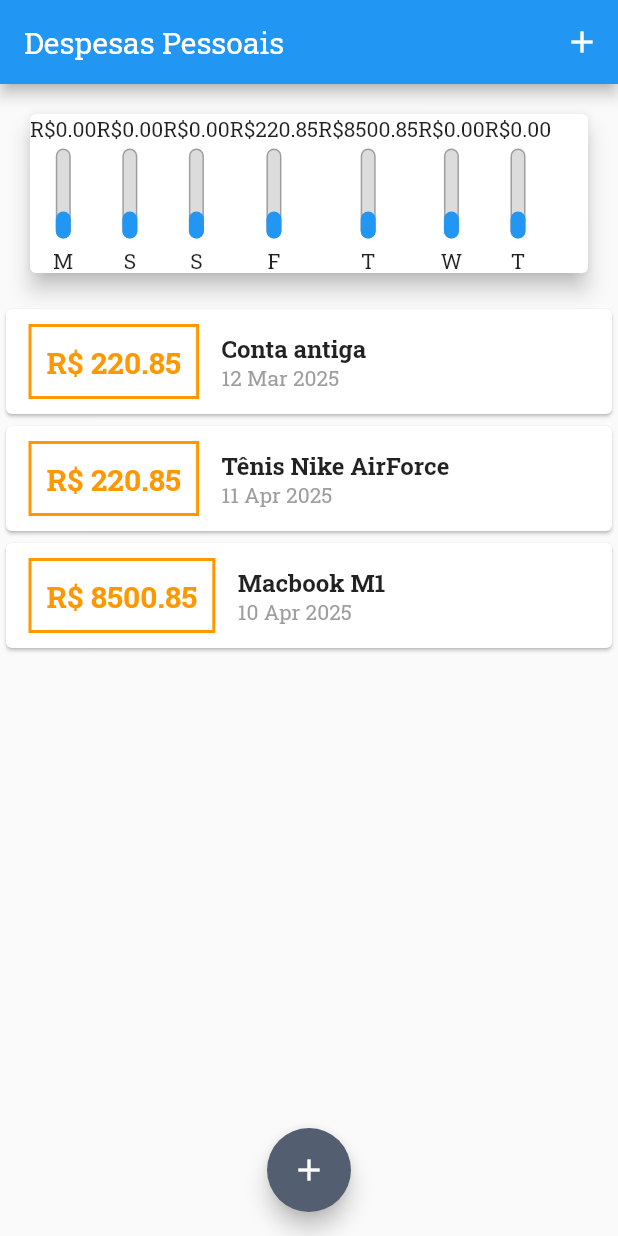
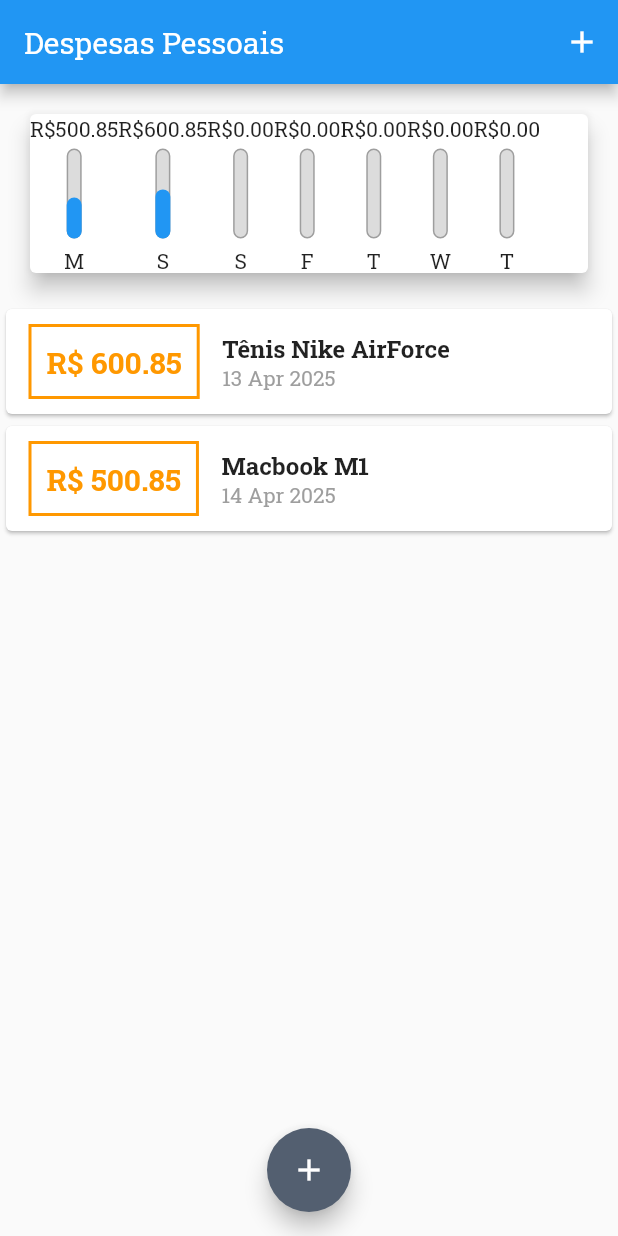
Before and after one commit to Victor-Valedev/ExpensesApp-Trilha-Mobile, a Flutter app: the screen it shows after launch, on a phone screen of 412 x 824 dp. Run offline on Flutter 3.47's test engine with Material 3 defaults, Android fonts, the light colour scheme and no system bars.

Commit message:
feat: insere a lógica para o preenchimento das barras do gráfico mediante os valores das despesas

```diff
--- a/lib/components/chart.dart
+++ b/lib/components/chart.dart
@@ -31,9 +31,14 @@
     });
   }
 
+  double get _weekTotalValue {
+    return groupedTransactions.fold(0.0, ((sum, tr) {
+      return sum + (tr['value'] as double);
+    }));
+  }
+
   @override
   Widget build(BuildContext context) {
-    groupedTransactions;
     return Card(
       elevation: 6,
       margin: EdgeInsets.all(20),
@@ -43,7 +48,7 @@
               return ChartBar(
                 label: tr['day'] as String,
                 value: tr['value'] as double,
-                percentage: 0.3,
+                percentage: (tr['value'] as double) / _weekTotalValue,
               );
             }).toList(),
       ),
--- a/lib/main.dart
+++ b/lib/main.dart
@@ -38,23 +38,23 @@
 
 class _MyHomePageState extends State<MyHomePage> {
   final List<Transactions> _transactions = [
-    Transactions(
-      id: 't0',
-      title: 'Conta antiga',
-      date: DateTime.now().subtract(Duration(days: 33)),
-      value: 220.85,
-    ),
+    // Transactions(
+    //   id: 't0',
+    //   title: 'Conta antiga',
+    //   date: DateTime.now().subtract(Duration(days: 33)),
+    //   value: 220.85,
+    // ),
     Transactions(
       id: 't1',
       title: 'Tênis Nike AirForce',
-      date: DateTime.now().subtract(Duration(days: 3)),
-      value: 220.85,
+      date: DateTime.now().subtract(Duration(days: 1)),
+      value: 600.85,
     ),
     Transactions(
       id: 't2',
       title: 'Macbook M1',
-      date: DateTime.now().subtract(Duration(days: 4)),
-      value: 8500.85,
+      date: DateTime.now(),
+      value: 500.85,
     ),
   ];
 
```
